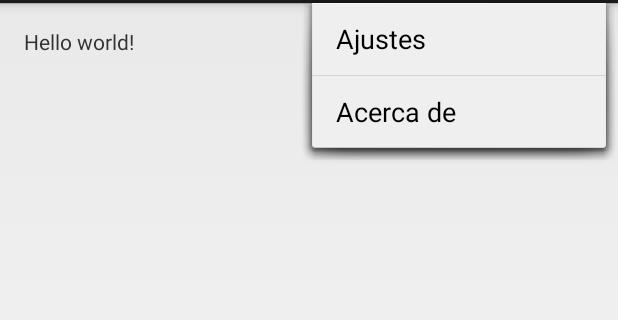
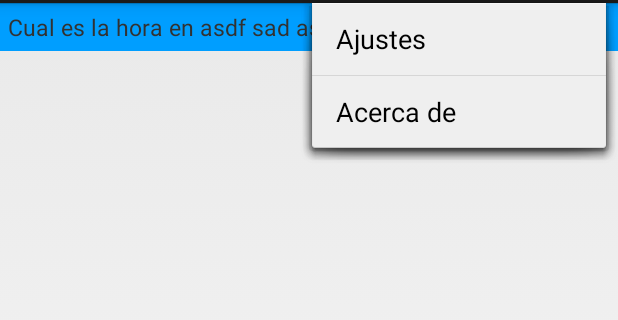
Before and after one commit to movibe/Icaro-Android-Studio, an Android app: the screen it shows after launch (MainActivity), with the options menu open, on a phone screen of 412 x 824 dp, the part 69-389 px from its top. Run offline under Robolectric (Android 15) with nearby library versions, the light colour scheme and no system bars.

Commit message:
Modificando layout para main activity Modificado build para nueva compilacion

```diff
--- a/Icaro/src/main/AndroidManifest.xml
+++ b/Icaro/src/main/AndroidManifest.xml
@@ -1,10 +1,10 @@
 <?xml version="1.0" encoding="utf-8"?>
 <manifest xmlns:android="http://schemas.android.com/apk/res/android"
     package="m.zapata.icaro"
-    android:versionCode="1"
-    android:versionName="1.0" >
+    android:versionCode="00"
+    android:versionName="00.210713-dev02">
 
-    <uses-sdk
+<uses-sdk
         android:minSdkVersion="14"
         android:targetSdkVersion="16" />
 
--- a/Icaro/src/main/java/m/zapata/icaro/MainActivity.java
+++ b/Icaro/src/main/java/m/zapata/icaro/MainActivity.java
@@ -11,6 +11,7 @@ import android.util.Log;
 import android.view.Menu;
 import android.view.MenuItem;
 import android.widget.SearchView;
+import android.widget.TextView;
 import android.widget.Toast;
 
 import java.util.Locale;
@@ -21,11 +22,16 @@ public class MainActivity extends Activity implements TextToSpeech.OnInitListene
     private static final int VOICE_DATA_CHECK_CODE = 0;
     private static TextToSpeech TTS;
 
+    private static TextView peticionIngresada;
+
 
     @Override
     protected void onCreate(Bundle savedInstanceState) {
         super.onCreate(savedInstanceState);
         setContentView(R.layout.activity_main);
+
+        peticionIngresada = (TextView) findViewById(R.id.peticionIngresada);
+        //peticionIngresada.setVisibility(View.GONE);
     }
 
 
--- a/Icaro/src/main/res/layout-sw320dp/activity_main.xml
+++ b/Icaro/src/main/res/layout-sw320dp/activity_main.xml
@@ -8,9 +8,25 @@
                 android:paddingBottom="@dimen/activity_vertical_margin"
                 tools:context=".MainActivity">
 
+
     <TextView
-            android:layout_width="wrap_content"
+            android:layout_width="match_parent"
             android:layout_height="wrap_content"
-            android:text="@string/hello_world"/>
+            android:text="Cual es la hora en asdf sad asiasfi asidaiai asiaisfaisgi asiiaida ifaisaifa"
+            android:id="@+id/peticionIngresada"
+            android:background="#009eff"
+            android:layout_alignParentTop="true"
+            android:layout_centerHorizontal="true"
+            android:textSize="15dp"
+            android:textIsSelectable="false"
+            android:layout_alignParentEnd="false"
+            android:layout_marginLeft="0dp"
+            android:paddingTop="5dp"
+            android:paddingBottom="5dp"
+            android:paddingLeft="5dp"
+            android:paddingRight="5dp"
+            android:scrollHorizontally="true"
+            android:singleLine="true"/>
+
 
 </RelativeLayout>
--- a/Icaro/src/main/res/layout-sw480dp/activity_main.xml
+++ b/Icaro/src/main/res/layout-sw480dp/activity_main.xml
@@ -8,9 +8,4 @@
                 android:paddingBottom="@dimen/activity_vertical_margin"
                 tools:context=".MainActivity">
 
-    <TextView
-            android:layout_width="wrap_content"
-            android:layout_height="wrap_content"
-            android:text="@string/hello_world"/>
-
 </RelativeLayout>
--- a/Icaro/src/main/res/layout-sw600dp/activity_main.xml
+++ b/Icaro/src/main/res/layout-sw600dp/activity_main.xml
@@ -8,9 +8,4 @@
                 android:paddingBottom="@dimen/activity_vertical_margin"
                 tools:context=".MainActivity">
 
-    <TextView
-            android:layout_width="wrap_content"
-            android:layout_height="wrap_content"
-            android:text="@string/hello_world"/>
-
 </RelativeLayout>
--- a/Icaro/src/main/res/layout-sw720dp/activity_main.xml
+++ b/Icaro/src/main/res/layout-sw720dp/activity_main.xml
@@ -8,9 +8,4 @@
                 android:paddingBottom="@dimen/activity_vertical_margin"
                 tools:context=".MainActivity">
 
-    <TextView
-            android:layout_width="wrap_content"
-            android:layout_height="wrap_content"
-            android:text="@string/hello_world"/>
-
 </RelativeLayout>
--- a/Icaro/src/main/res/values/dimens.xml
+++ b/Icaro/src/main/res/values/dimens.xml
@@ -1,5 +1,5 @@
 <resources>
     <!-- Default screen margins, per the Android Design guidelines. -->
-    <dimen name="activity_horizontal_margin">16dp</dimen>
-    <dimen name="activity_vertical_margin">16dp</dimen>
+    <dimen name="activity_horizontal_margin">0dp</dimen>
+    <dimen name="activity_vertical_margin">0dp</dimen>
 </resources>
--- a/Icaro/src/main/res/values/strings.xml
+++ b/Icaro/src/main/res/values/strings.xml
@@ -3,7 +3,7 @@
 
     <string name="app_name">Icaro Dev</string>
     <string name="version">Version de Desarrollo 00</string>
-    <string name="build">build 00.60813.dev01</string>
+    <string name="build">Build v.00.210713-dev02</string>
 
     <string name="desarrollado_por">Desarrollado por Miguel A. Zapata</string>
     <string name="mail">miguelo.zapata@gmail.com</string>
```
